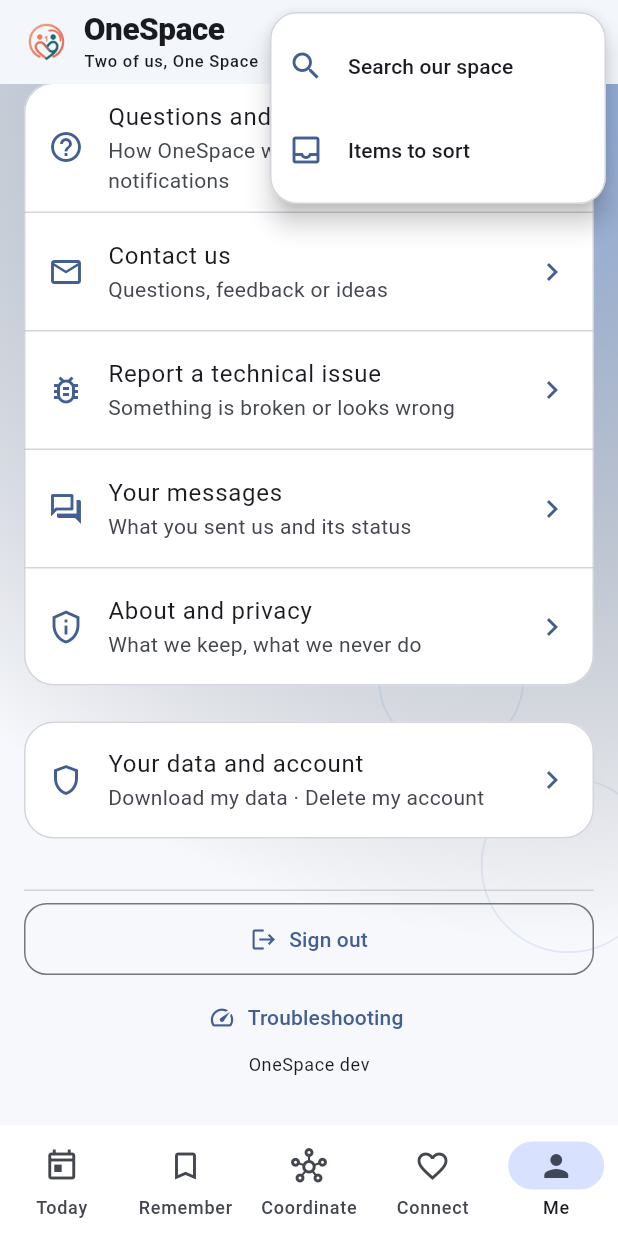
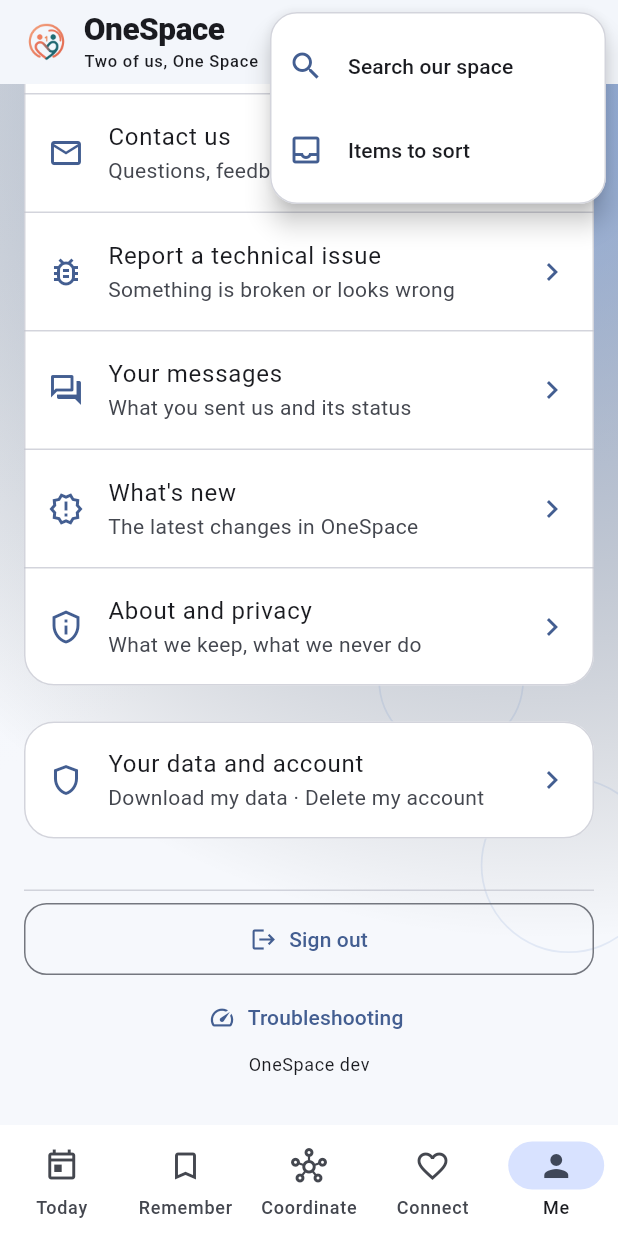
Before and after one commit to BoyofKay/OneSpace, a Flutter app: the screen it shows once a user with an empty profile is signed in, item 5 of the bottom bar chosen, scrolled down 576 dp, after a tap on the "more vert" icon, on a phone screen of 412 x 824 dp. Run offline on Flutter 3.47's test engine with Material 3 defaults, Android fonts, the phone set to English and light mode, and no system bars; our stand-ins replace firebase_core, firebase_messaging, flutter_secure_storage, flutter_timezone, image_picker, just_audio and 5 more; missing offline and left inert: flutter_quill, local_auth_android, record; accounts and stored records are empty; network calls fail; statements that could not run were skipped.

Commit message:
R65: Arabic patterns, iPhone Arabic prompts, What's new (#21)
* R65: Arabic sentence patterns (built sentences translate), Arabic iPhone permission prompts, What's new sheet

Co-Authored-By: Claude Opus 5.5 <noreply@anthropic.com>
Claude-Session: https://claude.ai/code/session_01VkPgV2xu3vBwiy86Fg4duw

* R65: iPhone build manual-only; decision log D56, QA, release note

Co-Authored-By: Claude Opus 5.5 <noreply@anthropic.com>
Claude-Session: https://claude.ai/code/session_01VkPgV2xu3vBwiy86Fg4duw

* R65: fix a wrapped multi-line sentence

Co-Authored-By: Claude Opus 5.5 <noreply@anthropic.com>
Claude-Session: https://claude.ai/code/session_01VkPgV2xu3vBwiy86Fg4duw

---------

Co-authored-by: Claude <noreply@anthropic.com>

```diff
--- a/lib/core/item_menu.dart
+++ b/lib/core/item_menu.dart
@@ -63,7 +63,7 @@ class ItemMenu extends StatelessWidget {
     if (t == null) return;
     if (!removed) {
       final ok = await showDialog<bool>(context: context, builder: (ctx) => AlertDialog(
-        title: Text('Remove ${title == null || title!.isEmpty ? tt('this item') : '“$title”'}?'),
+        title: Text(tt('Remove ${title == null || title!.isEmpty ? tt('this item') : '“$title”'}?')),
         content: Text(tt('It moves to Removed. You can restore it from the filter anytime.')),
         actions: [
           TextButton(onPressed: () => Navigator.pop(ctx, false), child: Text(tt('Cancel'))),
--- a/lib/features/checkins/checkins_screen.dart
+++ b/lib/features/checkins/checkins_screen.dart
@@ -349,7 +349,7 @@ class _CheckinsScreenState extends State<CheckinsScreen> with SingleTickerProvid
                 if((item['note']?.toString()??'').isNotEmpty)Text('“${item['note']}”',
                   maxLines:2,overflow:TextOverflow.ellipsis,
                   style:Theme.of(context).textTheme.bodyMedium?.copyWith(fontStyle:FontStyle.italic)),
-                if(item['response_mood']!=null)Text('Felt ${_moodWords[(item['response_mood'] as num).toInt().clamp(1,5).toInt()-1].toLowerCase()}',
+                if(item['response_mood']!=null)Text(tt('Felt ${_moodWords[(item['response_mood'] as num).toInt().clamp(1,5).toInt()-1].toLowerCase()}'),
                   style:Theme.of(context).textTheme.bodyMedium?.copyWith(
                     color:_moodColor((item['response_mood'] as num).toInt()),fontWeight:FontWeight.w600)),
                 Text(tt(_dateTime(item['requested_at'])+' · '+CheckinRequestRules.label(item,now)+
--- a/lib/features/connect/couple_letters_screen.dart
+++ b/lib/features/connect/couple_letters_screen.dart
@@ -234,7 +234,7 @@ class _CoupleLetterEditorState extends State<CoupleLetterEditor> {
     body:ListView(padding:const EdgeInsets.all(16),children:[
       if(widget.parent!=null)
         Padding(padding:const EdgeInsets.only(bottom:12),
-          child:Text('Replying to: ${widget.parent!['title']}')),
+          child:Text(tt('Replying to: ${widget.parent!['title']}'))),
       TextField(controller:title,maxLength:160,
         textCapitalization:TextCapitalization.sentences,
         decoration:InputDecoration(
--- a/lib/features/coordinate/activity_comparison_sheet.dart
+++ b/lib/features/coordinate/activity_comparison_sheet.dart
@@ -103,8 +103,8 @@ class ActivityComparisonSheet extends StatelessWidget {
                         DataCell(Text(tt('Opinions'))),
                         for (final option in matrix.columns)
                           DataCell(SizedBox(width: 180, child: Text(
-                            'You ${_opinion(option.myOpinion)}  '
-                            'Partner ${_opinion(option.partnerOpinion)}',
+                            tt('You ${_opinion(option.myOpinion)}  '
+                            'Partner ${_opinion(option.partnerOpinion)}'),
                             style: theme.textTheme.bodyMedium))),
                       ]),
                       for (final row in matrix.rows)
--- a/lib/features/profile/me_screen.dart
+++ b/lib/features/profile/me_screen.dart
@@ -6,6 +6,7 @@ import '../notifications/push_registration_gate.dart';
 import '../settings/account_data_screen.dart';
 import '../settings/onespace_settings_screen.dart';
 import '../support/support_screens.dart';
+import '../support/whats_new.dart';
 import 'profile_settings_screen.dart';
 import 'package:onespace/l10n/phrases.dart';
 
@@ -86,6 +87,9 @@ class _MeScreenState extends State<MeScreen> {
         tile(Icons.forum_outlined, 'Your messages', 'What you sent us and its status',
           () => _open(const MySupportRequestsScreen())),
         const Divider(height: 1),
+        tile(Icons.new_releases_outlined, "What's new", 'The latest changes in OneSpace',
+          () => WhatsNew.show(context)),
+        const Divider(height: 1),
         tile(Icons.privacy_tip_outlined, 'About and privacy', 'What we keep, what we never do',
           () => _open(const AboutPrivacyScreen())),
       ])),
@@ -107,7 +111,7 @@ class _MeScreenState extends State<MeScreen> {
         onPressed: () => showTroubleshooting(context),
         icon: const Icon(Icons.speed_outlined, size: 18),
         label: Text(tt('Troubleshooting')))),
-      Center(child: Text('OneSpace ${AppInfo.version}', style: theme.textTheme.bodySmall)),
+      Center(child: Text(tt('OneSpace ${AppInfo.version}'), style: theme.textTheme.bodySmall)),
     ]);
   }
 }
--- a/lib/features/spaces/shared_space_screen.dart
+++ b/lib/features/spaces/shared_space_screen.dart
@@ -512,8 +512,8 @@ class _SharedSpaceScreenState extends State<SharedSpaceScreen>
       },onConflict:'user_id,source,object_id');
       if(!mounted)return;
       ScaffoldMessenger.of(context).showSnackBar(SnackBar(
-        content:Text('Hidden from your Today feed until '
-          '${CalendarRules.sqlDate(until)}.')));
+        content:Text(tt('Hidden from your Today feed until '
+          '${CalendarRules.sqlDate(until)}.'))));
       await _load();
     } catch(_){
       if(mounted) {
@@ -676,7 +676,7 @@ class _SharedSpaceScreenState extends State<SharedSpaceScreen>
       contentPadding:const EdgeInsets.symmetric(horizontal:4),
       leading:const Icon(Icons.auto_awesome_outlined),
       title:Text(tt(memory['title']?.toString()??'A memory')),
-      subtitle:Text('On this day · $years year${years==1?'':'s'} ago'),
+      subtitle:Text(tt('On this day · $years year${years==1?'':'s'} ago')),
       onTap:()=>_push(MemoriesScreen(initialMemoryId:id)),
       trailing:IconButton(
         tooltip:tt('Hide this memory from Today'),
--- /dev/null
+++ b/lib/features/support/whats_new.dart
@@ -0,0 +1,63 @@
+import 'package:material_ui/material_ui.dart';
+import 'package:shared_preferences/shared_preferences.dart';
+
+import 'package:onespace/l10n/phrases.dart';
+
+/// R65: a short "What's new" sheet, shown once per release after an update.
+/// Bump [release] and rewrite [_items] when there is something worth telling.
+class WhatsNew {
+  const WhatsNew._();
+  static const release = 'r65';
+  static const _key = 'whats_new_seen_v1';
+
+  static const _items = <(IconData, String, String, String, String)>[
+    (Icons.help_outline, 'Help is in Me', 'Questions and answers, Contact us and Report a technical issue now live in the Me tab.',
+      'المساعدة في «أنا»', 'الأسئلة والأجوبة و«تواصل معنا» و«الإبلاغ عن مشكلة تقنية» موجودة الآن في تبويب «أنا».'),
+    (Icons.favorite_outline, 'More little love', 'Eight new gestures — I love you, a kiss, safe travels, date night and more.',
+      'لمسات حب أكثر', 'ثماني لفتات جديدة — أحبك، قبلة، رحلة آمنة، موعدنا، والمزيد.'),
+    (Icons.palette_outlined, 'New looks', 'Five new color themes and background patterns, plus Ramadan and National Day decorations. Me → Settings → Appearance.',
+      'مظهر جديد', 'خمس سمات ألوان جديدة ونقوش للخلفية، وزينة رمضان واليوم الوطني. «أنا» ← «الإعدادات» ← «المظهر».'),
+    (Icons.translate, 'Better Arabic', 'More screens and messages now read naturally in Arabic.',
+      'عربية أفضل', 'مزيد من الشاشات والرسائل أصبحت تُقرأ بالعربية بشكل طبيعي.'),
+  ];
+
+  /// Shows the sheet if this release hasn't been seen on this phone. A brand-new
+  /// install just records the release (nothing is "new" to a new person).
+  static Future<void> maybeShow(BuildContext context) async {
+    try {
+      final prefs = SharedPreferencesAsync();
+      final seen = await prefs.getString(_key);
+      await prefs.setString(_key, release);
+      if (seen == null || seen == release || !context.mounted) return;
+      await show(context);
+    } catch (_) {}
+  }
+
+  static Future<void> show(BuildContext context) {
+    final ar = OneSpacePhrases.arabic;
+    return showModalBottomSheet<void>(context: context, isScrollControlled: true, builder: (ctx) {
+      final theme = Theme.of(ctx);
+      return SafeArea(child: Padding(
+        padding: const EdgeInsets.fromLTRB(20, 0, 20, 16),
+        child: Column(mainAxisSize: MainAxisSize.min, crossAxisAlignment: CrossAxisAlignment.start, children: [
+          Text(ar ? 'ما الجديد' : "What's new", style: theme.textTheme.headlineSmall),
+          const SizedBox(height: 12),
+          for (final (icon, en, enBody, arTitle, arBody) in _items) Padding(
+            padding: const EdgeInsets.only(bottom: 12),
+            child: Row(crossAxisAlignment: CrossAxisAlignment.start, children: [
+              CircleAvatar(radius: 18, backgroundColor: theme.colorScheme.primaryContainer,
+                child: Icon(icon, size: 20, color: theme.colorScheme.onPrimaryContainer)),
+              const SizedBox(width: 12),
+              Expanded(child: Column(crossAxisAlignment: CrossAxisAlignment.start, children: [
+                Text(ar ? arTitle : en, style: theme.textTheme.titleSmall),
+                Text(ar ? arBody : enBody, style: theme.textTheme.bodyMedium),
+              ])),
+            ])),
+          const SizedBox(height: 4),
+          SizedBox(width: double.infinity, child: FilledButton(
+            onPressed: () => Navigator.pop(ctx), child: Text(ar ? 'رائع' : 'Got it'))),
+        ]),
+      ));
+    });
+  }
+}
--- a/lib/l10n/phrases_ar.dart
+++ b/lib/l10n/phrases_ar.dart
@@ -2,6 +2,8 @@
 // tt('English') looks up here; anything missing stays English.
 
 const Map<String, String> arPhrases = {
+  "What's new": 'ما الجديد',
+  'The latest changes in OneSpace': 'آخر التغييرات في OneSpace',
   'About and privacy': 'عن التطبيق والخصوصية',
   'What we keep, what we never do': 'ما نحفظه، وما لا نفعله أبدًا',
   // R64: help & support, themes.
--- a/lib/main.dart
+++ b/lib/main.dart
@@ -1,6 +1,7 @@
 import 'features/share_in/shared_file_screen.dart';
 import 'features/settings/account_data_screen.dart';
 import 'core/voice.dart';
+import 'features/support/whats_new.dart';
 import 'core/voice_assistant.dart';
 import 'features/coordinate/coordinate_hub.dart';
 import 'features/profile/me_screen.dart';
@@ -269,6 +270,7 @@ class _OneSpaceHomeState extends State<OneSpaceHome> {
     WidgetsBinding.instance.addPostFrameCallback((_){
       if(mounted)_takeIncomingShare();
       if(mounted)_checkPendingDeletion();
+      if(mounted)WhatsNew.maybeShow(context);
       // R61: "Voice command" from a long-press on the app icon.
       if(Voice.enabled)Voice.init((){if(mounted)VoiceAssistant.start(context,goToday:()=>navigate(0));});
     });
```
Also changed, not shown: lib/features/coordinate/activity_detail_screen.dart (+4 -4 lines), lib/l10n/phrases.dart (+28 -0 lines), lib/l10n/phrases_ar_templates.dart (added, +85 -0 lines), 8 other files.
